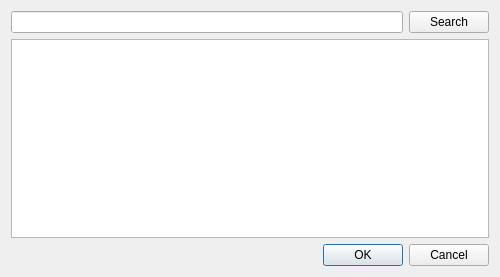
The window that src/searchdialog.ui (ThomasBrixLarsen/serieswatcher) describes before a commit, drawn with Qt 5.
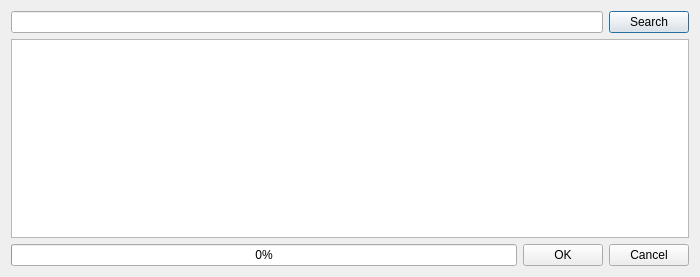
The same window after the commit. Custom widgets are drawn as their Qt base class.

Commit message:
searchdialog: fully working search dialog
- activate "search" on "Enter"
- double click on an item close the dialog
- send showSelected signal

The edit to the form file:
```diff
--- a/src/searchdialog.ui
+++ b/src/searchdialog.ui
@@ -6,7 +6,7 @@
    <rect>
     <x>0</x>
     <y>0</y>
-    <width>500</width>
+    <width>700</width>
     <height>277</height>
    </rect>
   </property>
@@ -14,23 +14,30 @@
    <string>Search Show</string>
   </property>
   <layout class="QGridLayout" name="gridLayout">
-   <item row="0" column="0">
+   <item row="0" column="0" colspan="2">
     <widget class="QLineEdit" name="lineEdit"/>
    </item>
-   <item row="0" column="1">
+   <item row="0" column="2">
     <widget class="QPushButton" name="searchButton">
      <property name="text">
       <string>Search</string>
      </property>
+     <property name="default">
+      <bool>true</bool>
+     </property>
     </widget>
    </item>
-   <item row="1" column="0" colspan="2">
-    <widget class="QListWidget" name="listWidget">
+   <item row="1" column="0" colspan="3">
+    <widget class="SearchListWidget" name="listWidget">
      <property name="font">
       <font>
-       <pointsize>12</pointsize>
+       <weight>75</weight>
+       <bold>true</bold>
       </font>
      </property>
+     <property name="alternatingRowColors">
+      <bool>true</bool>
+     </property>
      <property name="selectionMode">
       <enum>QAbstractItemView::ExtendedSelection</enum>
      </property>
@@ -42,7 +49,14 @@
      </property>
     </widget>
    </item>
-   <item row="2" column="0" colspan="2">
+   <item row="2" column="0">
+    <widget class="QProgressBar" name="progressBar">
+     <property name="value">
+      <number>0</number>
+     </property>
+    </widget>
+   </item>
+   <item row="2" column="1" colspan="2">
     <widget class="QDialogButtonBox" name="buttonBox">
      <property name="orientation">
       <enum>Qt::Horizontal</enum>
@@ -54,6 +68,13 @@
    </item>
   </layout>
  </widget>
+ <customwidgets>
+  <customwidget>
+   <class>SearchListWidget</class>
+   <extends>QListWidget</extends>
+   <header>searchlistwidget.h</header>
+  </customwidget>
+ </customwidgets>
  <resources>
   <include location="serieswatcher.qrc"/>
  </resources>
```
The commit also changes 7 other files.
